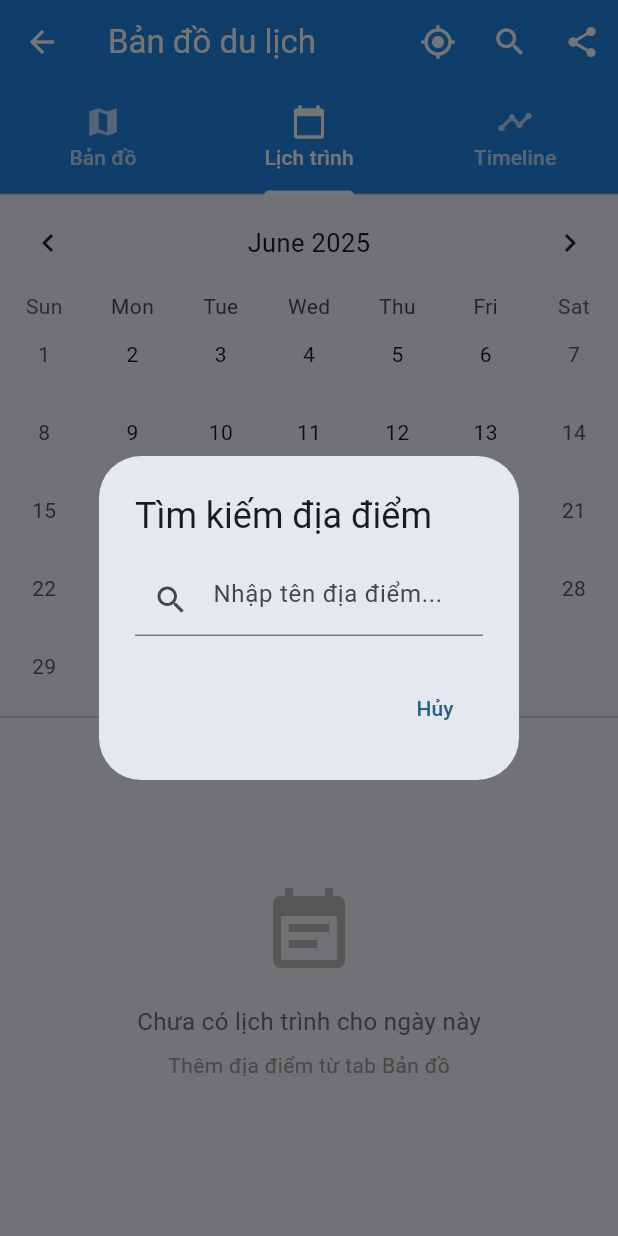
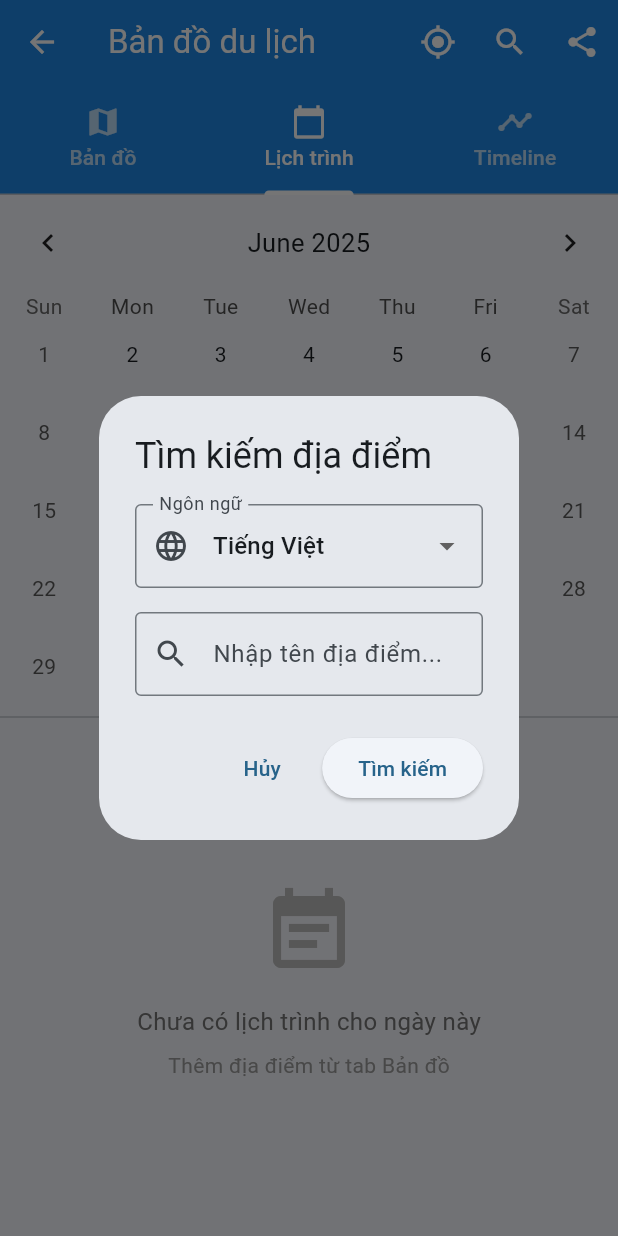
Before and after one commit to phamvangjang/ChatbotTravel_client, a Flutter app: the _MapViewContent screen opened directly with empty values, tab 2 chosen, after a tap on the "search" icon, on a phone screen of 412 x 824 dp. Run offline on Flutter 3.47's test engine with Material 3 defaults, Android fonts, the phone set to English and light mode, and no system bars; drawn by our look-alikes of table_calendar; our stand-ins replace audioplayers, flutter_dotenv, flutter_map, geolocator, latlong2, material_design_icons_flutter and 4 more; missing offline and left inert: mapbox_maps_flutter, record; accounts and stored records are empty; statements that could not run were skipped.

Commit message:
feat: search attraction and create sub widget for mapview

```diff
--- a/lib/services/api_service.dart
+++ b/lib/services/api_service.dart
@@ -24,6 +24,7 @@ class ApiService {
   static String sendVoiceMessagesUrl(int conversationId, String sender) => "$_baseUrl/chatting/messages/voice?conversation_id=$conversationId&sender=$sender";
 
   static String get detectAttractionsUrl => "$_baseUrl/map/attractions/from-places";
+  static String get searchAttractionsUrl => "$_baseUrl/map/attractions/search";
 }
 /*
 # Kiểm tra thiết bị
--- a/lib/views/home/map_view.dart
+++ b/lib/views/home/map_view.dart
@@ -7,6 +7,10 @@ import '../../models/attraction_model.dart';
 import '../../models/itinerary_item.dart';
 import '../../viewmodels/home/map_viewmodel.dart';
 import '../widgets/save_itinerary_dialog.dart';
+import '../widgets/attraction_info_card.dart';
+import '../widgets/itinerary_item_card.dart';
+import '../widgets/attraction_chip.dart';
+import '../widgets/legend_item.dart';
 
 class MapView extends StatelessWidget {
   final List<String> places;
@@ -140,29 +144,75 @@ class _MapViewContentState extends State<_MapViewContent>
   }
 
   void _showSearchDialog(BuildContext context, MapViewModel viewModel) {
+    String selectedLanguage = 'vietnamese';
+    final queryController = TextEditingController();
+
     showDialog(
       context: context,
-      builder:
-          (context) => AlertDialog(
+      builder: (context) => StatefulBuilder(
+        builder: (context, setState) {
+          return AlertDialog(
             title: const Text('Tìm kiếm địa điểm'),
-            content: TextField(
+            content: Column(
+              mainAxisSize: MainAxisSize.min,
+              children: [
+                // Language selection
+                DropdownButtonFormField<String>(
+                  value: selectedLanguage,
+                  decoration: const InputDecoration(
+                    labelText: 'Ngôn ngữ',
+                    border: OutlineInputBorder(),
+                    prefixIcon: Icon(Icons.language),
+                  ),
+                  items: const [
+                    DropdownMenuItem(value: 'vietnamese', child: Text('Tiếng Việt')),
+                    DropdownMenuItem(value: 'english', child: Text('English')),
+                    DropdownMenuItem(value: 'chinese', child: Text('中文')),
+                    DropdownMenuItem(value: 'korean', child: Text('한국어')),
+                    DropdownMenuItem(value: 'japanese', child: Text('日本語')),
+                  ],
+                  onChanged: (value) {
+                    setState(() {
+                      selectedLanguage = value!;
+                    });
+                  },
+                ),
+                const SizedBox(height: 16),
+                // Search query
+                TextField(
+                  controller: queryController,
                   decoration: const InputDecoration(
                     hintText: 'Nhập tên địa điểm...',
                     prefixIcon: Icon(Icons.search),
+                    border: OutlineInputBorder(),
                   ),
                   onSubmitted: (query) {
                     if (query.isNotEmpty) {
-                  viewModel.searchAttractions(query);
+                      viewModel.searchAttractions(query, language: selectedLanguage);
                       Navigator.pop(context);
                     }
                   },
+                ),
+              ],
             ),
             actions: [
               TextButton(
                 onPressed: () => Navigator.pop(context),
                 child: const Text('Hủy'),
               ),
+              ElevatedButton(
+                onPressed: () {
+                  final query = queryController.text.trim();
+                  if (query.isNotEmpty) {
+                    viewModel.searchAttractions(query, language: selectedLanguage);
+                    Navigator.pop(context);
+                  }
+                },
+                child: const Text('Tìm kiếm'),
+              ),
             ],
+          );
+        },
       ),
     );
   }
@@ -255,10 +305,10 @@ class _MapTab extends StatelessWidget {
                 Wrap(
                   spacing: 12,
                   children: [
-                    _buildLegendItem(Colors.blue, 'Vị trí hiện tại'),
-                    _buildLegendItem(Colors.red, 'Địa điểm'),
-                    _buildLegendItem(Colors.orange, 'Trong lịch trình'),
-                    _buildLegendItem(Colors.green, 'Đang chọn'),
+                    LegendItem(color: Colors.blue, label: 'Vị trí hiện tại'),
+                    LegendItem(color: Colors.red, label: 'Địa điểm'),
+                    LegendItem(color: Colors.orange, label: 'Trong lịch trình'),
+                    LegendItem(color: Colors.green, label: 'Đang chọn'),
                   ],
                 ),
 
@@ -276,39 +326,11 @@ class _MapTab extends StatelessWidget {
                         (item) => item.attraction.id == attraction.id,
                       );
 
-                      return Container(
-                        margin: const EdgeInsets.only(right: 8),
-                        child: GestureDetector(
+                      return AttractionChip(
+                        attraction: attraction,
+                        isSelected: isSelected,
+                        isInItinerary: isInItinerary,
                         onTap: () => viewModel.selectAttraction(attraction),
-                          child: Chip(
-                            avatar: Icon(
-                              isInItinerary
-                                  ? Icons.schedule
-                                  : Icons.location_on,
-                              size: 16,
-                              color:
-                                  isSelected
-                                      ? Colors.white
-                                      : isInItinerary
-                                      ? Colors.orange.shade700
-                                      : Colors.red.shade700,
-                            ),
-                            label: Text(
-                              attraction.name,
-                              style: TextStyle(
-                                fontSize: 12,
-                                color:
-                                    isSelected ? Colors.white : Colors.black87,
-                              ),
-                            ),
-                            backgroundColor:
-                                isSelected
-                                    ? Colors.green.shade600
-                                    : isInItinerary
-                                    ? Colors.orange.shade100
-                                    : Colors.grey.shade100,
-                          ),
-                        ),
                       );
                     },
                   ),
@@ -444,43 +466,13 @@ class _MapTab extends StatelessWidget {
                 ),
               ],
             ),
-            child: _AttractionInfoCard(
+            child: AttractionInfoCard(
               attraction: viewModel.selectedAttraction!,
               onAddToItinerary:
                   () => _showAddToItineraryDialog(context, viewModel),
               onClose: () => viewModel.clearSelection(),
             ),
           ),
-      ],
-    );
-  }
-
-  // Widget chú thích màu sắc
-  Widget _buildLegendItem(Color color, String label, {bool showNumber = false}) {
-    return Row(
-      mainAxisSize: MainAxisSize.min,
-      children: [
-        Container(
-          width: 12,
-          height: 12,
-          decoration: BoxDecoration(
-            color: color,
-            shape: BoxShape.circle,
-            border: Border.all(color: Colors.white, width: 1),
-          ),
-          child: showNumber ? Center(
-            child: Text(
-              "1",
-              style: TextStyle(
-                color: Colors.white,
-                fontSize: 8,
-                fontWeight: FontWeight.bold,
-              ),
-            ),
-          ) : null,
-        ),
-        const SizedBox(width: 4),
-        Text(label, style: const TextStyle(fontSize: 10)),
       ],
     );
   }
@@ -653,7 +645,7 @@ class _CalendarTab extends StatelessWidget {
                     onReorder: viewModel.reorderItinerary,
                     itemBuilder: (context, index) {
                       final item = viewModel.todayItinerary[index];
-                      return _ItineraryItemCard(
+                      return ItineraryItemCard(
                         key: ValueKey(
                           item.attraction.id + item.visitTime.toString(),
                         ),
@@ -1174,172 +1166,3 @@ class _TimelineTab extends StatelessWidget {
     );
   }
 }
-
-// Widget hiển thị thông tin địa điểm
-class _AttractionInfoCard extends StatelessWidget {
-  final Attraction attraction;
-  final VoidCallback onAddToItinerary;
-  final VoidCallback onClose;
-
-  const _AttractionInfoCard({
-    required this.attraction,
-    required this.onAddToItinerary,
-    required this.onClose,
-  });
-
-  @override
-  Widget build(BuildContext context) {
-    return Row(
-      children: [
-        //Image thumb
-        ClipRRect(
-          borderRadius: BorderRadius.circular(8),
-          child: Image.network(
-            attraction.imageUrl,
-            width: 60,
-            height: 60,
-            fit: BoxFit.cover,
-            errorBuilder: (context, error, stackTrace) {
-              return Container(
-                width: 60,
-                height: 60,
-                color: Colors.grey.shade300,
-                child: const Icon(Icons.image_not_supported),
-              );
-            },
-          ),
-        ),
-        const SizedBox(width: 12),
-
-        //Name, address, rating
-        Expanded(
-          child: Column(
-            crossAxisAlignment: CrossAxisAlignment.start,
-            children: [
-              Text(
-                attraction.name,
-                style: const TextStyle(
-                  fontSize: 16,
-                  fontWeight: FontWeight.bold,
-                ),
-                maxLines: 1,
-                overflow: TextOverflow.ellipsis,
-              ),
-              Text(
-                attraction.address,
-                style: TextStyle(fontSize: 12, color: Colors.grey.shade600),
-                maxLines: 1,
-                overflow: TextOverflow.ellipsis,
-              ),
-              Row(
-                children: [
-                  Icon(Icons.star, color: Colors.amber, size: 16),
-                  Text(
-                    ' ${attraction.rating}',
-                    style: const TextStyle(fontSize: 12),
-                  ),
-                  if (attraction.price != null) ...[
-                    const SizedBox(width: 8),
-                    Text(
-                      '${NumberFormat('#,###', 'vi_VN').format(attraction.price)}đ',
-                      style: TextStyle(
-                        fontSize: 12,
-                        color: Colors.green.shade600,
-                        fontWeight: FontWeight.bold,
-                      ),
-                    ),
-                  ],
-                ],
-              ),
-            ],
-          ),
-        ),
-
-        //action add or cancel
-        Column(
-          children: [
-            ElevatedButton(
-              onPressed: onAddToItinerary,
-              style: ElevatedButton.styleFrom(
-                backgroundColor: Colors.blue.shade600,
-                foregroundColor: Colors.white,
-                minimumSize: const Size(80, 36),
-              ),
-              child: const Text('Thêm', style: TextStyle(fontSize: 12)),
-            ),
-            IconButton(
-              onPressed: onClose,
-              icon: const Icon(Icons.close, size: 20),
-            ),
-          ],
-        ),
-      ],
-    );
-  }
-}
-
-// Widget item trong lịch trình
-class _ItineraryItemCard extends StatelessWidget {
-  final ItineraryItem item;
-  final int index;
-  final VoidCallback onRemove;
-  final VoidCallback onEdit;
-
-  const _ItineraryItemCard({
-    super.key,
-    required this.item,
-    required this.index,
-    required this.onRemove,
-    required this.onEdit,
-  });
-
-  @override
-  Widget build(BuildContext context) {
-    return Card(
-      margin: const EdgeInsets.only(bottom: 8),
-      child: ListTile(
-        leading: CircleAvatar(
-          backgroundColor: Colors.blue.shade600,
-          child: Text(
-            '${index + 1}',
-            style: const TextStyle(
-              color: Colors.white,
-              fontWeight: FontWeight.bold,
-            ),
-          ),
-        ),
-        title: Text(item.attraction.name),
-        subtitle: Column(
-          crossAxisAlignment: CrossAxisAlignment.start,
-          children: [
-            Text(
-              '${TimeOfDay.fromDateTime(item.visitTime).format(context)} - ${item.estimatedDuration.inHours}h ${item.estimatedDuration.inMinutes % 60}m',
-              style: const TextStyle(fontSize: 12),
-            ),
-            if (item.notes.isNotEmpty)
-              Text(
-                item.notes,
-                style: TextStyle(fontSize: 11, color: Colors.grey.shade600),
-                maxLines: 1,
-                overflow: TextOverflow.ellipsis,
-              ),
-          ],
-        ),
-        trailing: Row(
-          mainAxisSize: MainAxisSize.min,
-          children: [
-            IconButton(
-              onPressed: onEdit,
-              icon: const Icon(Icons.edit, size: 20),
-            ),
-            IconButton(
-              onPressed: onRemove,
-              icon: const Icon(Icons.delete, size: 20, color: Colors.red),
-            ),
-            const Icon(Icons.drag_handle),
-          ],
-        ),
-      ),
-    );
-  }
-}
--- /dev/null
+++ b/lib/views/widgets/attraction_chip.dart
@@ -0,0 +1,51 @@
+import 'package:flutter/material.dart';
+import '../../models/attraction_model.dart';
+
+/// Widget hiển thị chip địa điểm trong danh sách ngang
+class AttractionChip extends StatelessWidget {
+  final Attraction attraction;
+  final bool isSelected;
+  final bool isInItinerary;
+  final VoidCallback onTap;
+
+  const AttractionChip({
+    super.key,
+    required this.attraction,
+    required this.isSelected,
+    required this.isInItinerary,
+    required this.onTap,
+  });
+
+  @override
+  Widget build(BuildContext context) {
+    return Container(
+      margin: const EdgeInsets.only(right: 8),
+      child: GestureDetector(
+        onTap: onTap,
+        child: Chip(
+          avatar: Icon(
+            isInItinerary ? Icons.schedule : Icons.location_on,
+            size: 16,
+            color: isSelected
+                ? Colors.white
+                : isInItinerary
+                    ? Colors.orange.shade700
+                    : Colors.red.shade700,
+          ),
+          label: Text(
+            attraction.name,
+            style: TextStyle(
+              fontSize: 12,
+              color: isSelected ? Colors.white : Colors.black87,
+            ),
+          ),
+          backgroundColor: isSelected
+              ? Colors.green.shade600
+              : isInItinerary
+                  ? Colors.orange.shade100
+                  : Colors.grey.shade100,
+        ),
+      ),
+    );
+  }
+}
--- /dev/null
+++ b/lib/views/widgets/legend_item.dart
@@ -0,0 +1,47 @@
+import 'package:flutter/material.dart';
+
+/// Widget hiển thị item trong chú thích màu sắc
+class LegendItem extends StatelessWidget {
+  final Color color;
+  final String label;
+  final bool showNumber;
+
+  const LegendItem({
+    super.key,
+    required this.color,
+    required this.label,
+    this.showNumber = false,
+  });
+
+  @override
+  Widget build(BuildContext context) {
+    return Row(
+      mainAxisSize: MainAxisSize.min,
+      children: [
+        Container(
+          width: 12,
+          height: 12,
+          decoration: BoxDecoration(
+            color: color,
+            shape: BoxShape.circle,
+            border: Border.all(color: Colors.white, width: 1),
+          ),
+          child: showNumber
+              ? Center(
+                  child: Text(
+                    "1",
+                    style: TextStyle(
+                      color: Colors.white,
+                      fontSize: 8,
+                      fontWeight: FontWeight.bold,
+                    ),
+                  ),
+                )
+              : null,
+        ),
+        const SizedBox(width: 4),
+        Text(label, style: const TextStyle(fontSize: 10)),
+      ],
+    );
+  }
+}
```
Also changed, not shown: lib/services/home/attraction_service.dart (+39 -24 lines), lib/viewmodels/home/map_viewmodel.dart (+3 -9 lines), lib/views/widgets/attraction_info_card.dart (added, +107 -0 lines), lib/views/widgets/itinerary_item_card.dart (added, +68 -0 lines). Lines whose indentation alone changed are shown as unchanged.
